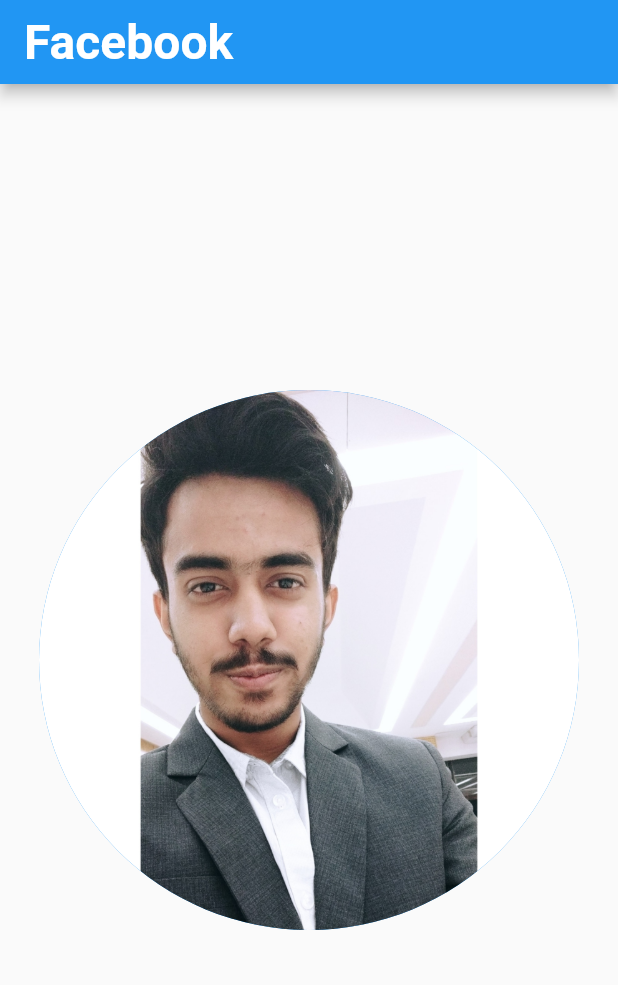
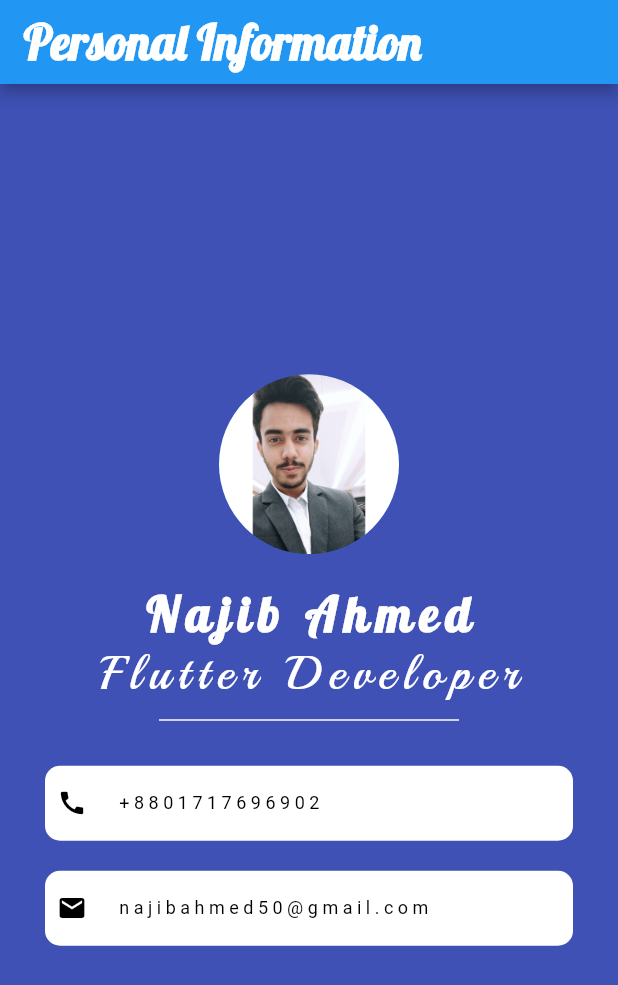
Before and after one commit to najibahmed/Najib_demo, a Flutter app: the screen it shows after launch, on a phone screen of 412 x 824 dp. Shown: the top 985 px of the screen. Run offline on Flutter 3.47's test engine with Material 2 defaults, Android fonts, the phone set to English and light mode, and no system bars; Roboto replaces fonts that are missing (arial).

Commit message:
Personal Information class 8

```diff
--- a/lib/home_page.dart
+++ b/lib/home_page.dart
@@ -9,47 +9,117 @@ class HomePage extends StatelessWidget {
       appBar: AppBar(
         backgroundColor: Colors.blue,
         title: Text(
-          "Facebook",
+          "Personal Information",
           style: TextStyle(
             color: Colors.white,
             fontSize: 32,
-            fontFamily: "arial",
+            fontFamily: "Lobster",
             fontWeight: FontWeight.w700,
           ),
         ),
       ),
-
-      // body: Center(
-      //   child: Icon(
-      //     Icons.add_a_photo_outlined,
-      //     size: 180,
-      //     color: Colors.blue,
-      //   ),
-      // ),
-
-      // body: Center(
-      //   child: Text(
-      //     "The quick brown fox jumps over  lazy dog.",
-      //     style: TextStyle(
-      //       fontFamily: "Lobster",
-      //       fontSize: 28,
-      //     ),
-      //   ),
-      // ),
-
-      // body: Image.asset(
-      //   "assets/happy_man.jpg",
-      //   height: 250,
-      //   width: 250,
-      // ),
-
-      body: Center(
-        child: CircleAvatar(
-          radius: 180,
-          backgroundColor: Colors.blue,
-          foregroundImage: AssetImage(
-            "assets/happy_man.jpg",
-          ),
+      body: Container(
+        color: Colors.indigo,
+        width: double.infinity,
+        height: double.infinity,
+        padding: EdgeInsets.all(30),
+        child: Column(
+          mainAxisAlignment: MainAxisAlignment.center,
+          crossAxisAlignment: CrossAxisAlignment.center,
+          children: [
+            // circuler image profile picture
+            CircleAvatar(
+              radius: 60,
+              foregroundImage: AssetImage("assets/happy_man.jpg"),
+            ),
+            const SizedBox(height: 20),
+            // text with name
+            Container(
+              child: Text(
+                "Najib Ahmed",
+                style: TextStyle(
+                  color: Colors.white,
+                  fontWeight: FontWeight.w700,
+                  fontFamily: "Lobster",
+                  fontSize: 32,
+                  letterSpacing: 5.0,
+                ),
+              ),
+            ),
+            // text with developer
+            Container(
+              child: Text(
+                "Flutter Developer",
+                style: TextStyle(
+                  color: Colors.white,
+                  fontFamily: "Playball",
+                  fontSize: 32,
+                  letterSpacing: 5.0,
+                ),
+              ),
+            ),
+            const SizedBox(height: 10),
+            // bar between objects
+            Container(
+              width: 200,
+              height: 1,
+              color: Colors.white,
+            ),
+            const SizedBox(height: 30),
+            // for phone number container
+            Container(
+              width: double.infinity,
+              height: 50,
+              padding: EdgeInsets.all(8),
+              decoration: BoxDecoration(
+                color: Colors.white,
+                borderRadius: BorderRadius.circular(10),
+              ),
+              child: Row(children: [
+                Icon(
+                  Icons.call,
+                  size: 20,
+                  color: Colors.black,
+                ),
+                const SizedBox(width: 20),
+                Text(
+                  "+8801717696902",
+                  style: TextStyle(
+                    fontSize: 12,
+                    color: Colors.black,
+                    letterSpacing: 3.0,
+                  ),
+                ),
+              ]),
+            ),
+            const SizedBox(height: 20),
+            // for emain adress
+            Container(
+              width: double.infinity,
+              height: 50,
+              padding: EdgeInsets.all(8),
+              decoration: BoxDecoration(
+                color: Colors.white,
+                borderRadius: BorderRadius.circular(10),
+              ),
+              child: Row(children: [
+                Icon(
+                  Icons.mail,
+                  size: 20,
+                  color: Colors.black,
+                ),
+                const SizedBox(width: 20),
+                Text(
+                  "najibahmed50@gmail.com",
+                  style: TextStyle(
+                    fontSize: 12,
+                    color: Colors.black,
+                    letterSpacing: 3.0,
+                  ),
+                ),
+              ]),
+            ),
+          ],
         ),
       ),
     );
```
